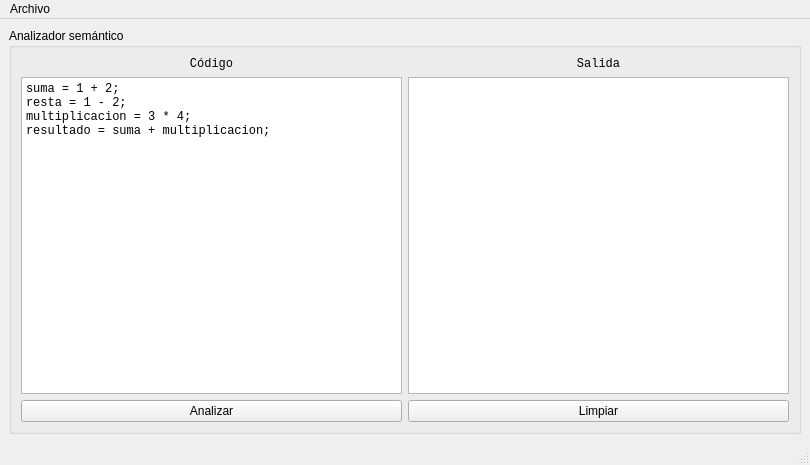
Above: Analizador Semántico/mainwindow.ui from FFahrenheit/Traductores-II before the change. Below: the same form after it.
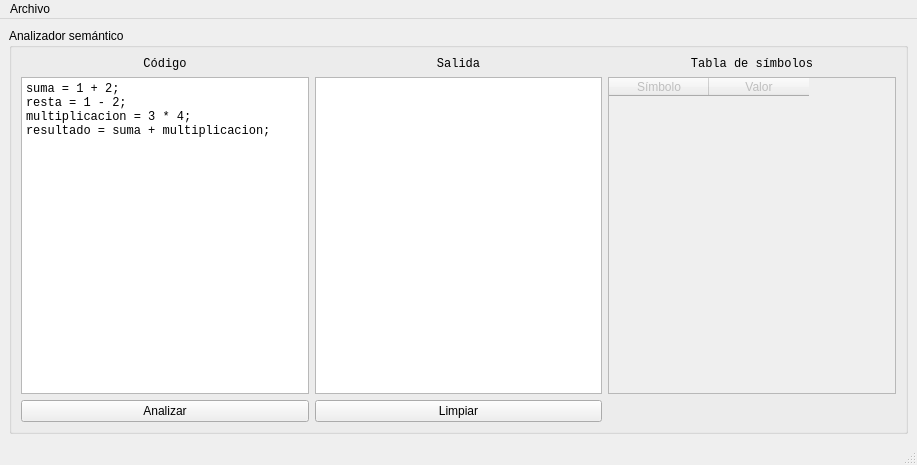
That is the form after the change.

Diff of the .ui file:
```diff
--- a/Analizador Semántico/mainwindow.ui
+++ b/Analizador Semántico/mainwindow.ui
@@ -6,7 +6,7 @@
    <rect>
     <x>0</x>
     <y>0</y>
-    <width>810</width>
+    <width>917</width>
     <height>465</height>
    </rect>
   </property>
@@ -20,18 +20,49 @@
       <property name="title">
        <string>Analizador semántico</string>
       </property>
-      <layout class="QGridLayout" name="gridLayout_2">
-       <item row="2" column="1">
-        <widget class="QPushButton" name="clear_button">
+      <layout class="QGridLayout" name="gridLayout">
+       <item row="0" column="0">
+        <widget class="QLabel" name="label">
+         <property name="font">
+          <font>
+           <family>Consolas</family>
+          </font>
+         </property>
          <property name="text">
-          <string>Limpiar</string>
+          <string>Código</string>
          </property>
+         <property name="alignment">
+          <set>Qt::AlignCenter</set>
+         </property>
         </widget>
        </item>
-       <item row="2" column="0">
-        <widget class="QPushButton" name="run_button">
+       <item row="0" column="1">
+        <widget class="QLabel" name="label_2">
+         <property name="font">
+          <font>
+           <family>Consolas</family>
+          </font>
+         </property>
          <property name="text">
-          <string>Analizar</string>
+          <string>Salida</string>
+         </property>
+         <property name="alignment">
+          <set>Qt::AlignCenter</set>
+         </property>
+        </widget>
+       </item>
+       <item row="0" column="2">
+        <widget class="QLabel" name="label_3">
+         <property name="font">
+          <font>
+           <family>Consolas</family>
+          </font>
+         </property>
+         <property name="text">
+          <string>Tabla de símbolos</string>
+         </property>
+         <property name="alignment">
+          <set>Qt::AlignCenter</set>
          </property>
         </widget>
        </item>
@@ -71,33 +102,34 @@
          </property>
         </widget>
        </item>
-       <item row="0" column="0">
-        <widget class="QLabel" name="label">
-         <property name="font">
-          <font>
-           <family>Consolas</family>
-          </font>
+       <item row="1" column="2">
+        <widget class="QTableWidget" name="symbol_table">
+         <property name="enabled">
+          <bool>false</bool>
          </property>
+         <column>
+          <property name="text">
+           <string>Símbolo</string>
+          </property>
+         </column>
+         <column>
+          <property name="text">
+           <string>Valor</string>
+          </property>
+         </column>
+        </widget>
+       </item>
+       <item row="2" column="0">
+        <widget class="QPushButton" name="run_button">
          <property name="text">
-          <string>Código</string>
+          <string>Analizar</string>
          </property>
-         <property name="alignment">
-          <set>Qt::AlignCenter</set>
-         </property>
         </widget>
        </item>
-       <item row="0" column="1">
-        <widget class="QLabel" name="label_2">
-         <property name="font">
-          <font>
-           <family>Consolas</family>
-          </font>
-         </property>
+       <item row="2" column="1">
+        <widget class="QPushButton" name="clear_button">
          <property name="text">
-          <string>Salida</string>
-         </property>
-         <property name="alignment">
-          <set>Qt::AlignCenter</set>
+          <string>Limpiar</string>
          </property>
         </widget>
        </item>
@@ -111,7 +143,7 @@
     <rect>
      <x>0</x>
      <y>0</y>
-     <width>810</width>
+     <width>917</width>
      <height>22</height>
     </rect>
    </property>
```
